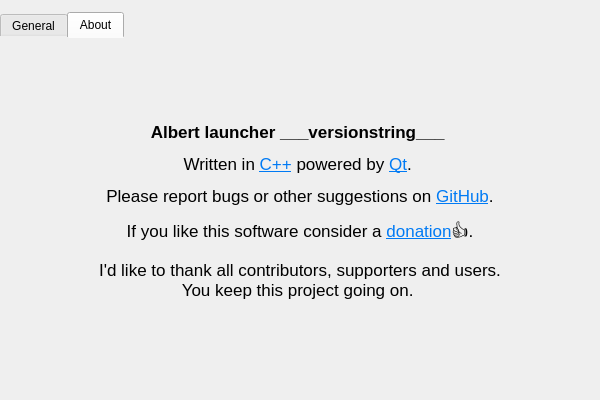
Above: src/lib/settings/settingswindow.ui from albertlauncher/albert before the change. Below: the same form after it.
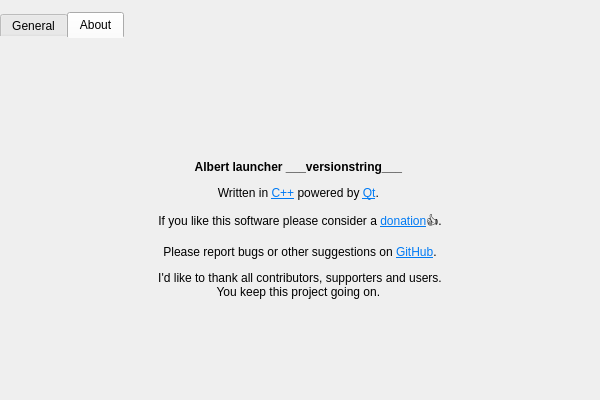
That is the form after the change. The open tabs and pages were chosen to show the change. Icons and pictures are not drawn.

Diff of the .ui file:
```diff
--- a/src/lib/settings/settingswindow.ui
+++ b/src/lib/settings/settingswindow.ui
@@ -346,11 +346,11 @@
 &lt;html&gt;&lt;head&gt;&lt;meta name=&quot;qrichtext&quot; content=&quot;1&quot; /&gt;&lt;meta charset=&quot;utf-8&quot; /&gt;&lt;style type=&quot;text/css&quot;&gt;
 p, li { white-space: pre-wrap; }
 hr { height: 1px; border-width: 0; }
-&lt;/style&gt;&lt;/head&gt;&lt;body style=&quot; font-family:'.AppleSystemUIFont'; font-size:13pt; font-weight:400; font-style:normal;&quot;&gt;
+&lt;/style&gt;&lt;/head&gt;
 &lt;p style=&quot; margin-top:0px; margin-bottom:0px; margin-left:0px; margin-right:0px; -qt-block-indent:0; text-indent:0px;&quot;&gt;&lt;span style=&quot; font-weight:600;&quot;&gt;Albert launcher ___versionstring___&lt;/span&gt; &lt;/p&gt;
 &lt;p style=&quot; margin-top:12px; margin-bottom:12px; margin-left:0px; margin-right:0px; -qt-block-indent:0; text-indent:0px;&quot;&gt;Written in &lt;a href=&quot;https://wikipedia.org/wiki/C++&quot;&gt;&lt;span style=&quot; text-decoration: underline; color:#007af4;&quot;&gt;C++&lt;/span&gt;&lt;/a&gt; powered by &lt;a href=&quot;aboutQt&quot;&gt;&lt;span style=&quot; text-decoration: underline; color:#007af4;&quot;&gt;Qt&lt;/span&gt;&lt;/a&gt;. &lt;/p&gt;
+&lt;p style=&quot; margin-top:12px; margin-bottom:12px; margin-left:0px; margin-right:0px; -qt-block-indent:0; text-indent:0px;&quot;&gt;If you like this software please consider a &lt;a href=&quot;https://albertlauncher.github.io/donation/&quot;&gt;&lt;span style=&quot; text-decoration: underline; color:#007af4;&quot;&gt;donation&lt;/span&gt;&lt;/a&gt;👍.&lt;/p&gt;
 &lt;p style=&quot; margin-top:12px; margin-bottom:12px; margin-left:0px; margin-right:0px; -qt-block-indent:0; text-indent:0px;&quot;&gt;Please report bugs or other suggestions on &lt;a href=&quot;https://github.com/albertlauncher/albert/issues&quot;&gt;&lt;span style=&quot; text-decoration: underline; color:#007af4;&quot;&gt;GitHub&lt;/span&gt;&lt;/a&gt;.&lt;/p&gt;
-&lt;p style=&quot; margin-top:12px; margin-bottom:12px; margin-left:0px; margin-right:0px; -qt-block-indent:0; text-indent:0px;&quot;&gt;If you like this software consider a &lt;a href=&quot;https://albertlauncher.github.io/donation/&quot;&gt;&lt;span style=&quot; text-decoration: underline; color:#007af4;&quot;&gt;donation&lt;/span&gt;&lt;/a&gt;👍.&lt;/p&gt;
 &lt;p style=&quot; margin-top:12px; margin-bottom:12px; margin-left:0px; margin-right:0px; -qt-block-indent:0; text-indent:0px;&quot;&gt;I'd like to thank all contributors, supporters and users.&lt;br /&gt;You keep this project going on. &lt;/p&gt;&lt;/body&gt;&lt;/html&gt;</string>
          </property>
          <property name="alignment">
```
Left out of the diff: 2 changed lines with no effect on the pictures.
